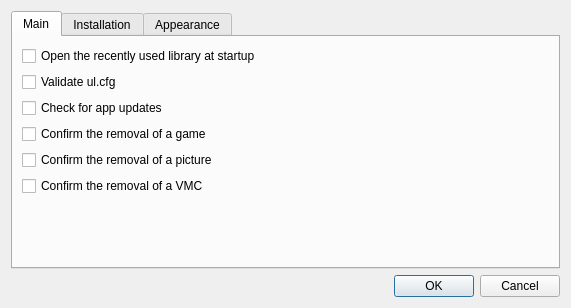
Old version of the form src/OplPcTools/UI/SettingsDialog.ui in the repository brainstream/OPL-PC-Tools.
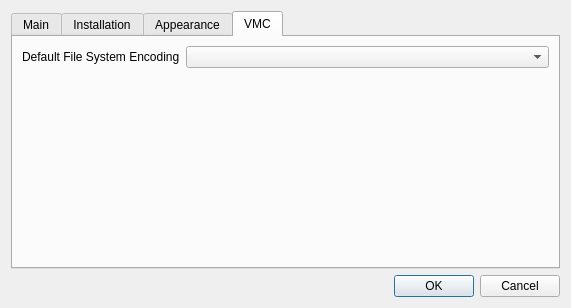
New version of the form. The open tabs and pages were chosen to show the change.

Commit message: VMC file system encoding

```diff
--- a/src/OplPcTools/UI/SettingsDialog.ui
+++ b/src/OplPcTools/UI/SettingsDialog.ui
@@ -161,6 +161,23 @@
        </item>
       </layout>
      </widget>
+     <widget class="QWidget" name="mp_tab_vmc">
+      <attribute name="title">
+       <string>VMC</string>
+      </attribute>
+      <layout class="QFormLayout" name="formLayout_2">
+       <item row="0" column="0">
+        <widget class="QLabel" name="mp_label_vmc_fs_encoding">
+         <property name="text">
+          <string>Default File System Encoding</string>
+         </property>
+        </widget>
+       </item>
+       <item row="0" column="1">
+        <widget class="QComboBox" name="mp_combobox_vmc_fs_encoding"/>
+       </item>
+      </layout>
+     </widget>
     </widget>
    </item>
    <item>
```
Left out of the diff: 8 changed lines with no effect on the pictures. The commit also changes 16 other files.
